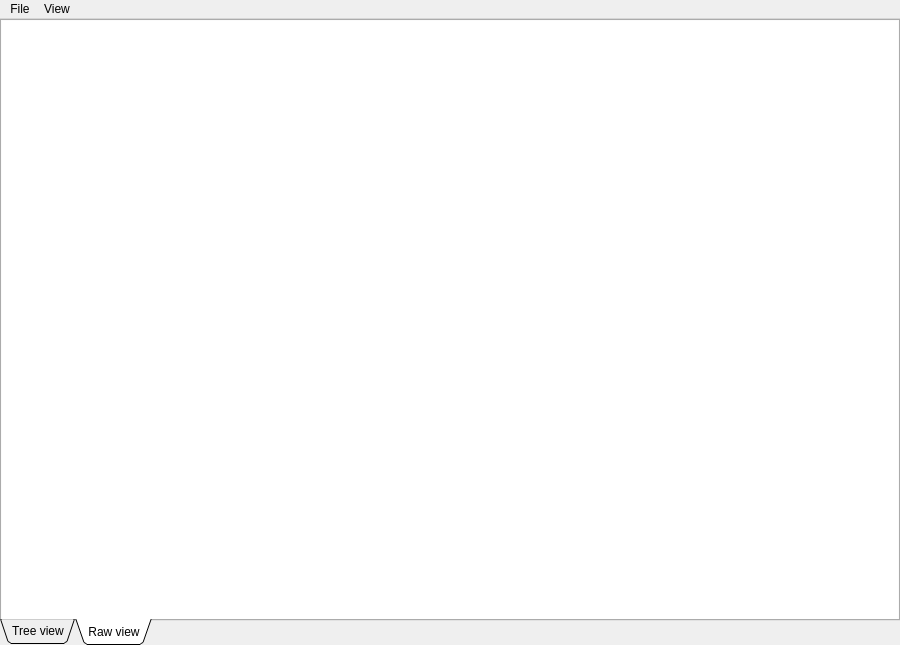
This is SimpleJsonViewer/SimpleJsonViewer.ui in alexyarikov/SimpleJsonViewer as Qt 5 draws it before an edit. The edited form follows.
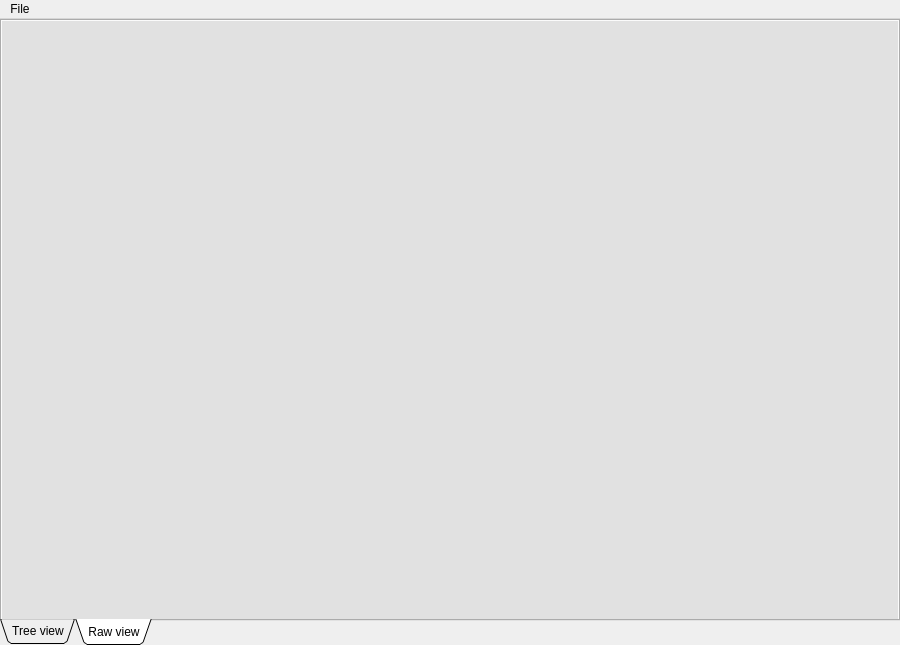
This is the edited form. The open tabs and pages were chosen to show the change.

Commit message: show json raw view formatted at once + icon updated

What changed in the file:
```diff
--- a/SimpleJsonViewer/SimpleJsonViewer.ui
+++ b/SimpleJsonViewer/SimpleJsonViewer.ui
@@ -98,6 +98,49 @@
         </property>
         <item row="0" column="0">
          <widget class="QPlainTextEdit" name="teJson">
+          <property name="palette">
+           <palette>
+            <active>
+             <colorrole role="Base">
+              <brush brushstyle="SolidPattern">
+               <color alpha="255">
+                <red>225</red>
+                <green>225</green>
+                <blue>225</blue>
+               </color>
+              </brush>
+             </colorrole>
+            </active>
+            <inactive>
+             <colorrole role="Base">
+              <brush brushstyle="SolidPattern">
+               <color alpha="255">
+                <red>225</red>
+                <green>225</green>
+                <blue>225</blue>
+               </color>
+              </brush>
+             </colorrole>
+            </inactive>
+            <disabled>
+             <colorrole role="Base">
+              <brush brushstyle="SolidPattern">
+               <color alpha="255">
+                <red>240</red>
+                <green>240</green>
+                <blue>240</blue>
+               </color>
+              </brush>
+             </colorrole>
+            </disabled>
+           </palette>
+          </property>
+          <property name="font">
+           <font>
+            <family>Courier New</family>
+            <pointsize>9</pointsize>
+           </font>
+          </property>
           <property name="frameShape">
            <enum>QFrame::NoFrame</enum>
           </property>
@@ -140,14 +183,7 @@
     <addaction name="separator"/>
     <addaction name="actionExit"/>
    </widget>
-   <widget class="QMenu" name="menuView">
-    <property name="title">
-     <string>View</string>
-    </property>
-    <addaction name="actionFormat"/>
-   </widget>
    <addaction name="menuFile"/>
-   <addaction name="menuView"/>
   </widget>
   <action name="actionOpen">
    <property name="text">
```
Left out of the diff: 37 changed lines with no effect on the pictures. The commit also changes 3 other files.
